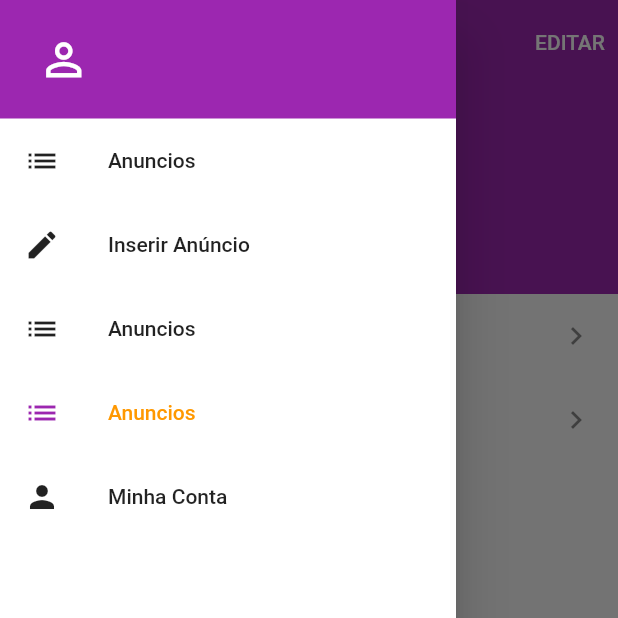
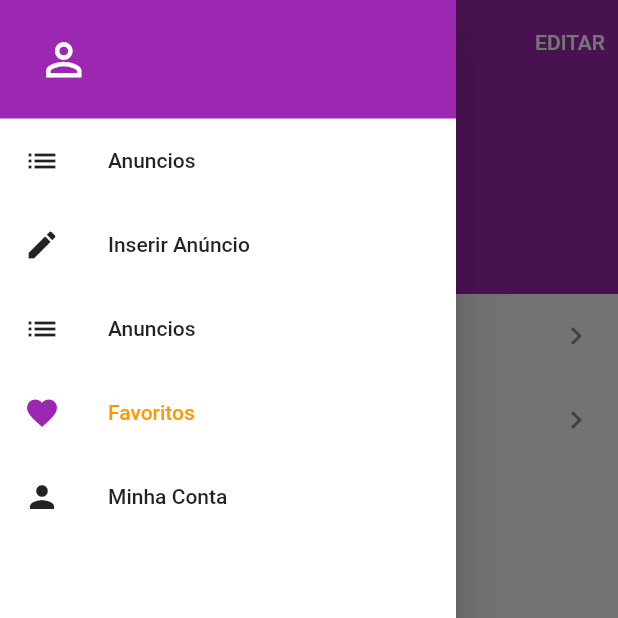
Before and after one commit to leandroCv-25/oxl_clone, a Flutter app: the AccountScreen screen opened directly, in the side drawer, after a tap on "Favoritos", on a phone screen of 412 x 824 dp, the top half of it. Run offline on Flutter 3.47's test engine with Material 2 defaults, Android fonts, the phone set to English and light mode, and no system bars; our stand-ins replace brasil_fields, cached_network_image, carousel_slider, dio, flutter_dotenv, flutter_mobx and 7 more; accounts and stored records are empty; generated files the repository leaves out were written again; network calls fail.

Commit message:
favorite screen

```diff
--- a/lib/main.dart
+++ b/lib/main.dart
@@ -2,6 +2,7 @@ import 'package:flutter/material.dart';
 import 'package:flutter_localizations/flutter_localizations.dart';
 import 'package:get_it/get_it.dart';
 import 'package:olx_clone/observables/base_screen_navigation/base_screen_navigation.dart';
+import 'package:olx_clone/observables/favorite/favorite_store.dart';
 import 'package:olx_clone/observables/home_store/home_store.dart';
 import 'package:olx_clone/screens/base/base_screen.dart';
 import 'package:parse_server_sdk_flutter/parse_server_sdk.dart';
@@ -31,6 +32,7 @@ setUpLocators() {
   GetIt.I.registerSingleton(UserManager());
   GetIt.I.registerSingleton(HomeStore());
   GetIt.I.registerSingleton(CategoriesStore());
+  GetIt.I.registerSingleton(FavoriteStore());
 }
 
 class MyApp extends StatelessWidget {
--- a/lib/repositories/table_keys.dart
+++ b/lib/repositories/table_keys.dart
@@ -26,3 +26,8 @@ const String keyAdCategory = 'category';
 const String keyAdOwner = 'owner';
 const String keyAdCreatedAt = 'createdAt';
 const String keyAdViews = 'views';
+
+const String keyFavoritesTable = 'Favorites';
+const String keyFavoritesId = 'objectId';
+const String keyFavoritesAd = 'ad';
+const String keyFavoritesOwner = 'owner';
--- /dev/null
+++ b/lib/screens/favorites/favorites_screen.dart
@@ -0,0 +1,40 @@
+import 'package:flutter/material.dart';
+import 'package:flutter_mobx/flutter_mobx.dart';
+import 'package:get_it/get_it.dart';
+import 'package:olx_clone/widgets/app_drawer/app_drawer.dart';
+
+
+import '../../observables/favorite/favorite_store.dart';
+import '../../widgets/empty_card.dart';
+import 'components/favorite_tile.dart';
+
+class FavoritesScreen extends StatelessWidget {
+  FavoritesScreen({this.hideDrawer = false});
+
+  final bool hideDrawer;
+
+  final FavoriteStore favoriteStore = GetIt.I<FavoriteStore>();
+
+  @override
+  Widget build(BuildContext context) {
+    return Scaffold(
+      appBar: AppBar(
+        title: const Text('Favoritos'),
+        centerTitle: true,
+      ),
+      drawer: hideDrawer ? null : AppDrawer(),
+      body: Observer(builder: (_) {
+        if (favoriteStore.favoriteList.isEmpty) {
+          return const EmptyCard('Nenhum anúncio favoritado.');
+        }
+
+        return ListView.builder(
+          padding: const EdgeInsets.all(2),
+          itemCount: favoriteStore.favoriteList.length,
+          itemBuilder: (_, index) =>
+              FavoriteTile(favoriteStore.favoriteList[index]),
+        );
+      }),
+    );
+  }
+}
--- a/lib/widgets/app_drawer/app_drawer.dart
+++ b/lib/widgets/app_drawer/app_drawer.dart
@@ -4,6 +4,8 @@ import 'package:get_it/get_it.dart';
 import 'package:olx_clone/widgets/app_drawer/app_drawer_header.dart';
 
 import '../../observables/base_screen_navigation/base_screen_navigation.dart';
+import '../../observables/user_manager/user_manager.dart';
+import '../../screens/login/login_screen.dart';
 import 'page_section_tile.dart';
 
 class AppDrawer extends StatelessWidget {
@@ -11,9 +13,20 @@ class AppDrawer extends StatelessWidget {
 
   final BaseScreenNavigation baseScreenNavigation =
       GetIt.I<BaseScreenNavigation>();
+  final UserManager userManager = GetIt.I<UserManager>();
 
   @override
   Widget build(BuildContext context) {
+    Future<void> verifyLoginAndSetPage(int page) async {
+      if (userManager.isLoggedIn) {
+        baseScreenNavigation.setPage(page);
+      } else {
+        await Navigator.of(context)
+            .push(MaterialPageRoute(builder: (contest) => const LoginScreen()));
+        if (userManager.isLoggedIn) baseScreenNavigation.setPage(page);
+      }
+    }
+
     return Drawer(
       backgroundColor: Theme.of(context).primaryColor,
       child: SafeArea(
@@ -28,7 +41,7 @@ class AppDrawer extends StatelessWidget {
                     iconData: Icons.list,
                     highLighted: baseScreenNavigation.page == 0,
                     onTap: () {
-                      baseScreenNavigation.setPage(0);
+                      verifyLoginAndSetPage(0);
                     });
               }),
               Observer(builder: (context) {
@@ -37,7 +50,7 @@ class AppDrawer extends StatelessWidget {
                     iconData: Icons.edit,
                     highLighted: baseScreenNavigation.page == 1,
                     onTap: () {
-                      baseScreenNavigation.setPage(1);
+                      verifyLoginAndSetPage(1);
                     });
               }),
               Observer(builder: (context) {
@@ -46,16 +59,16 @@ class AppDrawer extends StatelessWidget {
                     iconData: Icons.list,
                     highLighted: baseScreenNavigation.page == 2,
                     onTap: () {
-                      baseScreenNavigation.setPage(1);
+                      verifyLoginAndSetPage(2);
                     });
               }),
               Observer(builder: (context) {
                 return PageSectionTile(
-                    label: "Anuncios",
-                    iconData: Icons.list,
+                    label: "Favoritos",
+                    iconData: Icons.favorite,
                     highLighted: baseScreenNavigation.page == 3,
                     onTap: () {
-                      baseScreenNavigation.setPage(3);
+                      verifyLoginAndSetPage(3);
                     });
               }),
               Observer(builder: (context) {
@@ -64,7 +77,7 @@ class AppDrawer extends StatelessWidget {
                     iconData: Icons.person,
                     highLighted: baseScreenNavigation.page == 4,
                     onTap: () {
-                      baseScreenNavigation.setPage(4);
+                      verifyLoginAndSetPage(4);
                     });
               }),
             ],
```
Also changed, not shown: lib/observables/favorite/favorite_store.dart (added, +55 -0 lines), lib/repositories/favorite_repository.dart (added, +63 -0 lines), lib/screens/account/acount_screen.dart (+7 -1 lines), lib/screens/ad/ad_screen.dart (+21 -1 lines), lib/screens/base/base_screen.dart (+7 -6 lines), lib/screens/favorites/components/favorite_tile.dart (added, +86 -0 lines), lib/observables/favorite/favorite_store.g.dart (added).
